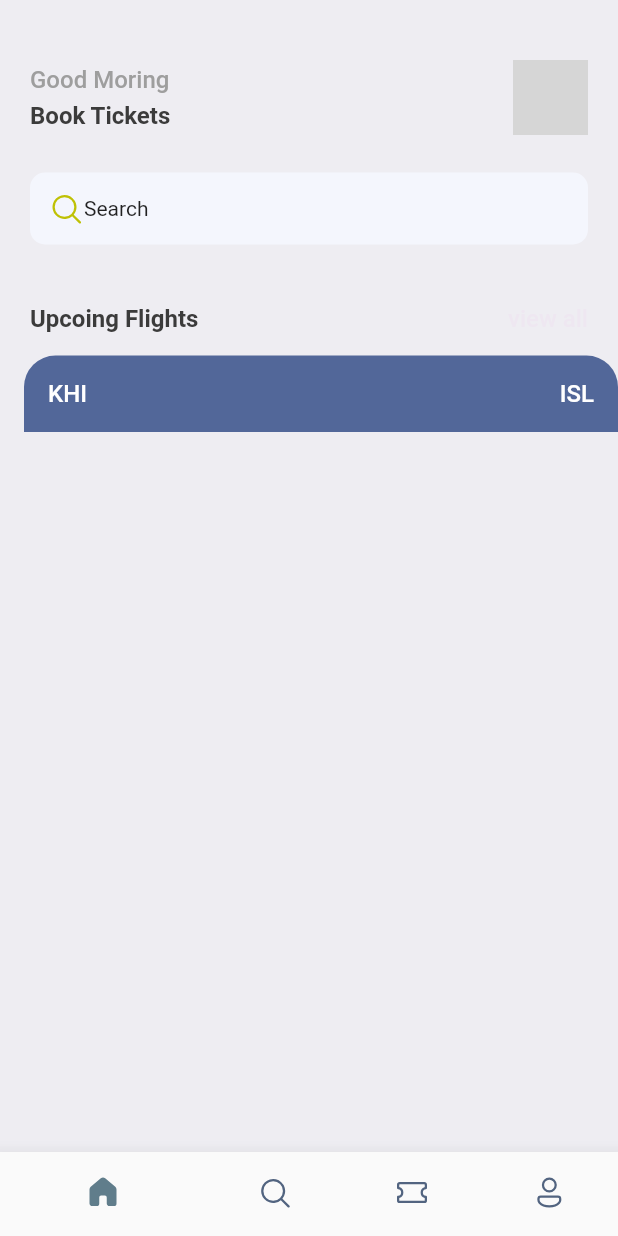
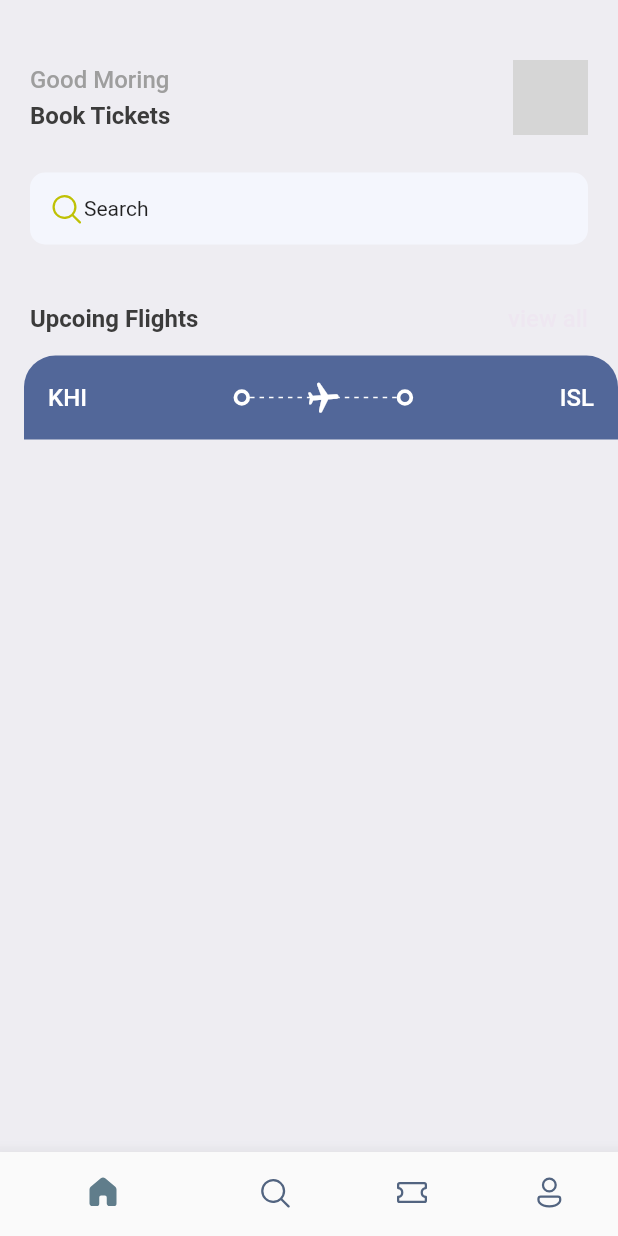
Before and after one commit to bloodscrown/ticket_app-1, a Flutter app: the screen it shows after launch, on a phone screen of 412 x 824 dp. Run offline on Flutter 3.47's test engine with Material 2 defaults, Android fonts, the phone set to English and light mode, and no system bars; our stand-ins replace fluentui_icons, gap; grey boxes are pictures that could not be loaded.

Commit message:
airplane design compeleted here

```diff
--- a/lib/main.dart
+++ b/lib/main.dart
@@ -13,6 +13,7 @@ class MyApp extends StatelessWidget {
   @override
   Widget build(BuildContext context) {
     return MaterialApp(
+      debugShowCheckedModeBanner: false,
       title: "2nd try",
       theme: ThemeData(primaryColor: primary),
       home: const BottomBar(),
--- a/lib/screens/ticket_view.dart
+++ b/lib/screens/ticket_view.dart
@@ -1,5 +1,6 @@
 import 'package:first_app/uitles/app_layout.dart';
 import 'package:first_app/uitles/app_style.dart';
+import 'package:first_app/uitles/tick_contanier.dart';
 import 'package:flutter/animation.dart';
 import 'package:flutter/cupertino.dart';
 import 'package:flutter/material.dart';
@@ -35,14 +36,62 @@ class TicketView extends StatelessWidget {
                         style:
                             Styles.headLinestyle3.copyWith(color: Colors.white),
                       ),
-                      const Spacer(),
+                      Expanded(
+                        child: Container(),
+                      ),
+                      const ThickContanier(),
+                      Expanded(
+                        child: Stack(
+                          children: [
+                            SizedBox(
+                              height: 24,
+                              child: LayoutBuilder(
+                                builder: (BuildContext context,
+                                    BoxConstraints constraints) {
+                                  return Flex(
+                                    direction: Axis.horizontal,
+                                    mainAxisAlignment:
+                                        MainAxisAlignment.spaceBetween,
+                                    mainAxisSize: MainAxisSize.max,
+                                    children: List.generate(
+                                        (constraints.constrainWidth() / 6)
+                                            .floor(),
+                                        (index) => const SizedBox(
+                                              width: 3,
+                                              height: 1,
+                                              child: DecoratedBox(
+                                                decoration: BoxDecoration(
+                                                    color: Colors.white),
+                                              ),
+                                            )),
+                                  );
+                                },
+                              ),
+                            ),
+                            Center(
+                              child: Transform.rotate(
+                                angle: 1.5,
+                                child: const Icon(
+                                  Icons.local_airport_rounded,
+                                  color: Colors.white,
+                                ),
+                              ),
+                            ),
+                          ],
+                        ),
+                      ),
+                      const ThickContanier(),
+                      Expanded(
+                        child: Container(),
+                      ),
                       Text(
                         "ISL",
                         style:
                             Styles.headLinestyle3.copyWith(color: Colors.white),
                       )
                     ],
-                  )
+                  ),
+                //airplane design compeleted here
                 ],
               ),
             )
--- /dev/null
+++ b/lib/uitles/tick_contanier.dart
@@ -0,0 +1,15 @@
+import 'package:flutter/material.dart';
+
+class ThickContanier extends StatelessWidget {
+  const ThickContanier({super.key});
+
+  @override
+  Widget build(BuildContext context) {
+    return Container(
+      padding: const EdgeInsets.all(3.0),
+      decoration: BoxDecoration(
+          borderRadius: BorderRadius.circular(20),
+          border: Border.all(width: 2.5, color: Colors.white)),
+    );
+  }
+}
```
